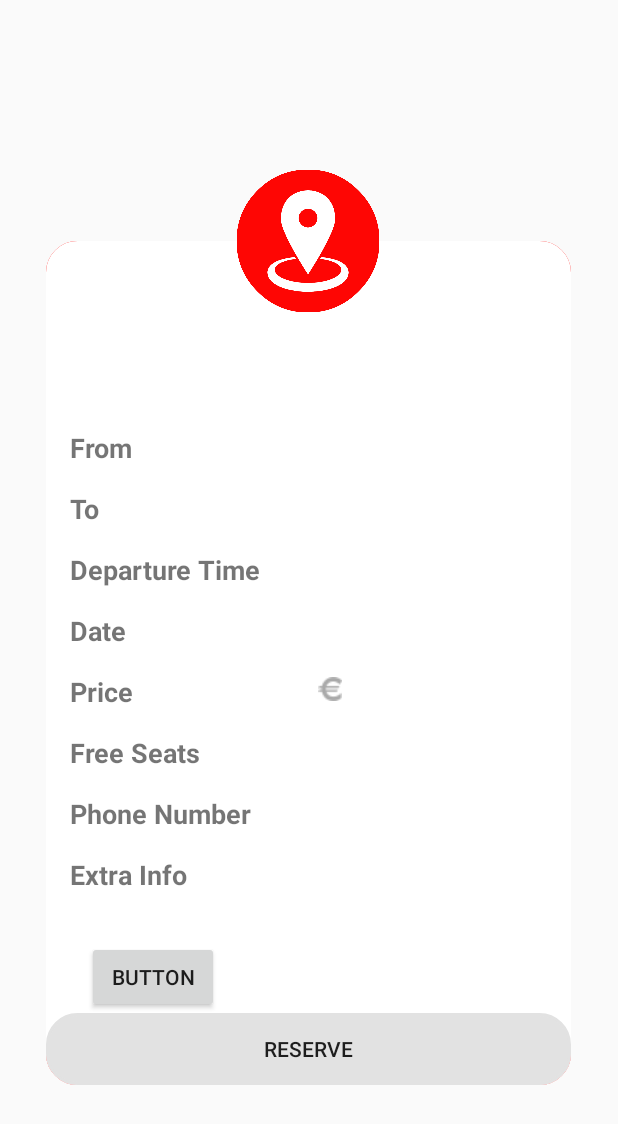
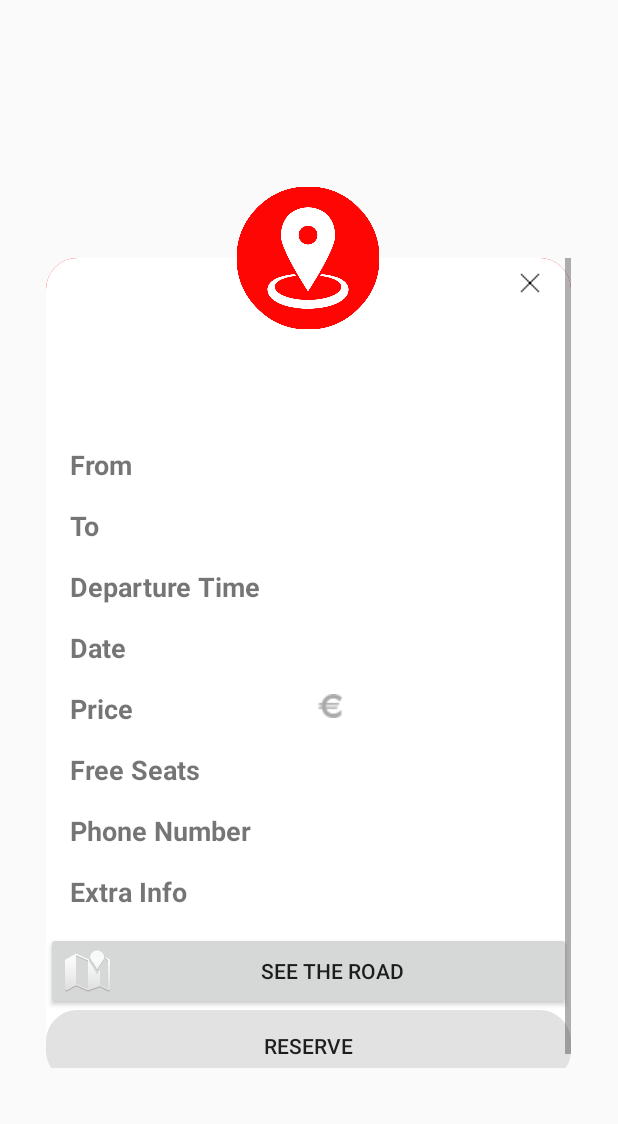
Before and after one commit to EgzonaGrashtica/PPMGr.1, an Android app: the layout dialog_ride.xml on its own in the app's theme, with its tools: preview values and no code run, on a phone screen of 412 x 824 dp. Shown: the top 1124 px of the screen. Run offline under Robolectric (Android 15) with nearby library versions, the light colour scheme and no system bars.

Commit message:
Implementimi i butonit per mbylljen e dialog box

```diff
--- a/hitchhikerK/app/src/main/java/com/fiek/hitchhikerkosova/adapters/PostsAdapter.java
+++ b/hitchhikerK/app/src/main/java/com/fiek/hitchhikerkosova/adapters/PostsAdapter.java
@@ -13,6 +13,7 @@ import android.view.LayoutInflater;
 import android.view.View;
 import android.view.ViewGroup;
 import android.widget.Button;
+import android.widget.ImageButton;
 import android.widget.LinearLayout;
 import android.widget.TextView;
 import android.widget.Toast;
@@ -99,6 +100,13 @@ public class PostsAdapter extends RecyclerView.Adapter<PostsAdapter.PostsViewHol
                 tvDialogFreeSeats.setText(Integer.toString(dataSource.get(postsViewHolder.getAdapterPosition()).getFreeSeats()));
                 tvDialogPhoneNumber.setText(dataSource.get(postsViewHolder.getAdapterPosition()).getPhoneNumber());
                 tvDialogExtraInfo.setText(dataSource.get(postsViewHolder.getAdapterPosition()).getExtraInfo());
+                ImageButton btnClose=postDialog.findViewById(R.id.btnClose);
+                btnClose.setOnClickListener(new View.OnClickListener() {
+                    @Override
+                    public void onClick(View v) {
+                        postDialog.cancel();
+                    }
+                });
                 Button btnMap=postDialog.findViewById(R.id.btnMap);
                 btnMap.setOnClickListener(new View.OnClickListener() {
                     @Override
--- a/hitchhikerK/app/src/main/res/layout/dialog_ride.xml
+++ b/hitchhikerK/app/src/main/res/layout/dialog_ride.xml
@@ -3,12 +3,12 @@
     xmlns:app="http://schemas.android.com/apk/res-auto"
     xmlns:tools="http://schemas.android.com/tools"
     android:layout_width="350dp"
-    android:layout_height="wrap_content"
+    android:layout_height="600dp"
     android:layout_gravity="center">
 
     <ScrollView
         android:layout_width="match_parent"
-        android:layout_height="wrap_content"
+        android:layout_height="match_parent"
         android:layout_marginTop="60dp"
         android:background="@drawable/et_style"
         android:backgroundTint="@color/colorPrimaryDark"
@@ -226,15 +226,32 @@
                 app:layout_constraintStart_toStartOf="parent"
                 app:layout_constraintTop_toBottomOf="@+id/btnMap" />
 
+            <ImageButton
+                android:id="@+id/btnClose"
+                android:layout_width="24dp"
+                android:layout_height="25dp"
+                android:layout_marginStart="290dp"
+                android:layout_marginTop="4dp"
+                android:background="@color/colorPrimary"
+                app:layout_constraintEnd_toEndOf="parent"
+                app:layout_constraintHorizontal_bias="0.583"
+                app:layout_constraintStart_toStartOf="parent"
+                app:layout_constraintTop_toTopOf="parent"
+                app:srcCompat="@drawable/x_icon" />
+
             <Button
                 android:id="@+id/btnMap"
-                android:layout_width="wrap_content"
+                android:layout_width="match_parent"
                 android:layout_height="wrap_content"
-                android:layout_marginStart="27dp"
-                android:layout_marginTop="32dp"
-                android:text="Button"
+                android:layout_marginTop="16dp"
+                android:drawableLeft="@android:drawable/ic_dialog_map"
+                android:text="See the road"
+                android:textAlignment="center"
+                android:textIsSelectable="false"
+                app:layout_constraintEnd_toEndOf="parent"
+                app:layout_constraintHorizontal_bias="0.0"
                 app:layout_constraintStart_toStartOf="parent"
-                app:layout_constraintTop_toBottomOf="@+id/textView19" />
+                app:layout_constraintTop_toBottomOf="@+id/tvDialogExtraInfo" />
 
         </androidx.constraintlayout.widget.ConstraintLayout>
 
```
Also changed, not shown: hitchhikerK/app/src/main/res/drawable-v24/x_icon.png (added).
